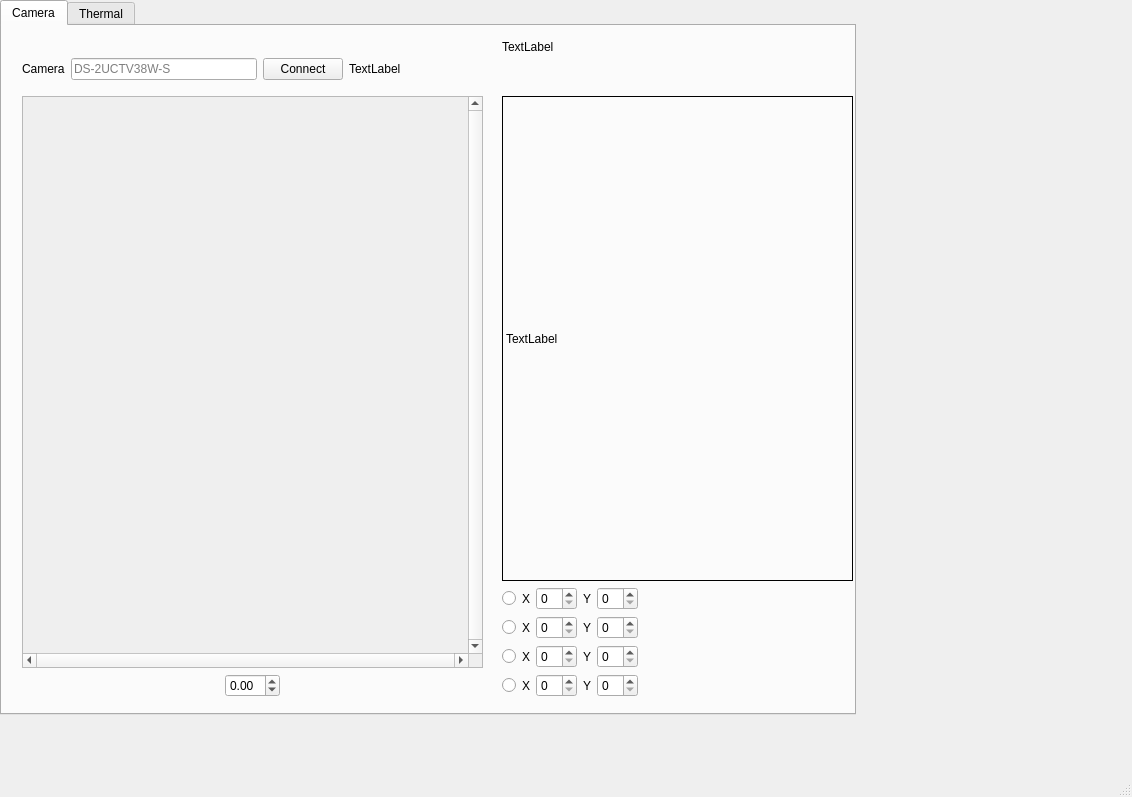
The window that camera/misc/thermal_mapping.ui (kakusikun/pyqt-projects) describes before a commit, drawn with Qt 5.
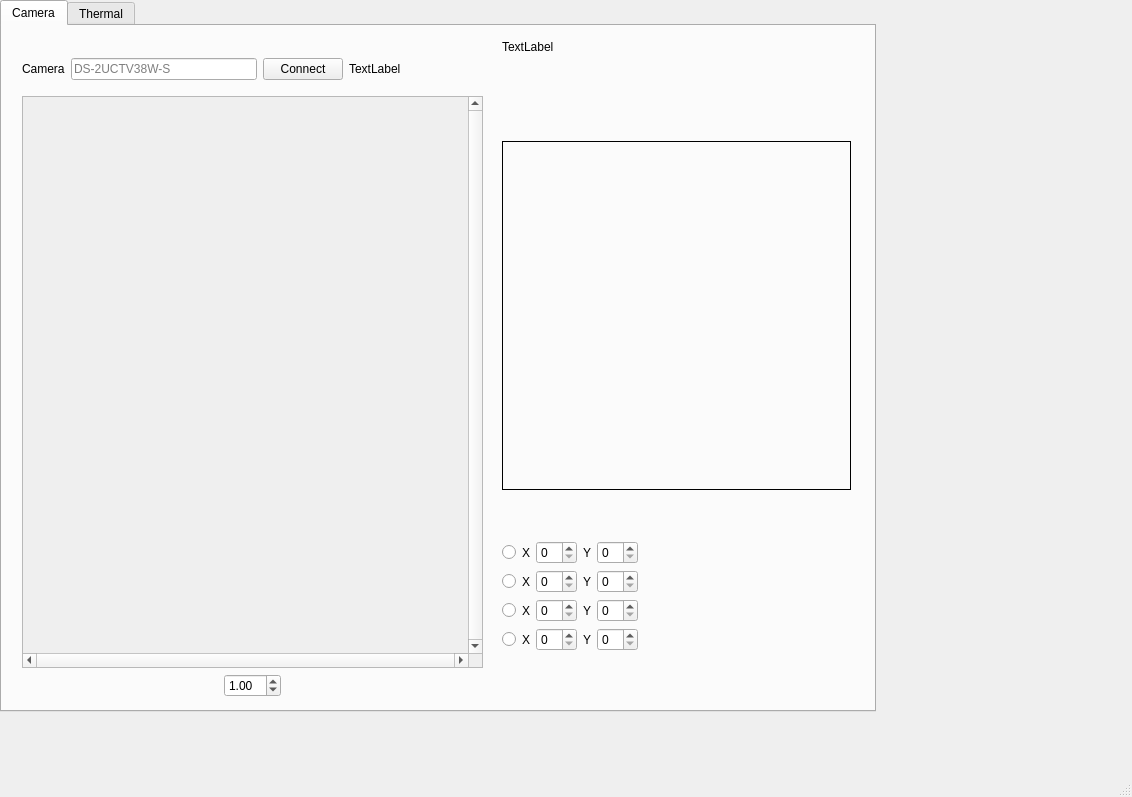
The same window after the commit.

Commit message: [update] camera 1. add zoom, zoom ratio

```diff
--- a/camera/misc/thermal_mapping.ui
+++ b/camera/misc/thermal_mapping.ui
@@ -19,8 +19,8 @@
      <rect>
       <x>0</x>
       <y>0</y>
-      <width>856</width>
-      <height>715</height>
+      <width>876</width>
+      <height>712</height>
      </rect>
     </property>
     <property name="layoutDirection">
@@ -99,16 +99,16 @@
          <item>
           <widget class="QDoubleSpinBox" name="doubleSpinBox_4">
            <property name="minimum">
-            <double>-5.000000000000000</double>
+            <double>0.100000000000000</double>
            </property>
            <property name="maximum">
-            <double>5.000000000000000</double>
+            <double>20.000000000000000</double>
            </property>
            <property name="singleStep">
             <double>0.100000000000000</double>
            </property>
            <property name="value">
-            <double>0.000000000000000</double>
+            <double>1.000000000000000</double>
            </property>
           </widget>
          </item>
@@ -185,7 +185,7 @@
        <string>TextLabel</string>
       </property>
      </widget>
-     <widget class="QWidget" name="">
+     <widget class="QWidget" name="layoutWidget">
       <property name="geometry">
        <rect>
         <x>500</x>
@@ -196,12 +196,24 @@
       </property>
       <layout class="QVBoxLayout" name="verticalLayout_3">
        <item>
-        <widget class="QLabel" name="label_2">
+        <widget class="QLabel" name="zoom_label">
+         <property name="sizePolicy">
+          <sizepolicy hsizetype="Fixed" vsizetype="Fixed">
+           <horstretch>0</horstretch>
+           <verstretch>0</verstretch>
+          </sizepolicy>
+         </property>
+         <property name="minimumSize">
+          <size>
+           <width>349</width>
+           <height>349</height>
+          </size>
+         </property>
          <property name="styleSheet">
           <string notr="true">border :1px solid;</string>
          </property>
          <property name="text">
-          <string>TextLabel</string>
+          <string/>
          </property>
         </widget>
        </item>
@@ -402,7 +414,7 @@
      </attribute>
     </widget>
    </widget>
-   <widget class="QWidget" name="">
+   <widget class="QWidget" name="layoutWidget">
     <property name="geometry">
      <rect>
       <x>0</x>
```
Left out of the diff: 2 changed lines with no effect on the pictures. The commit also changes 1 other file.
